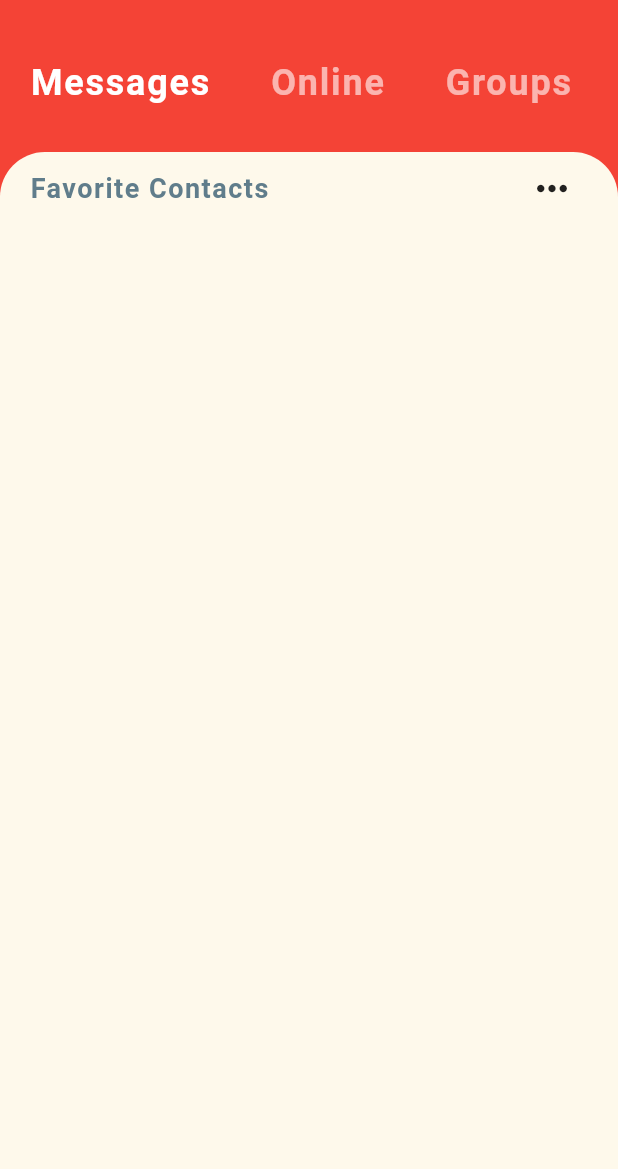
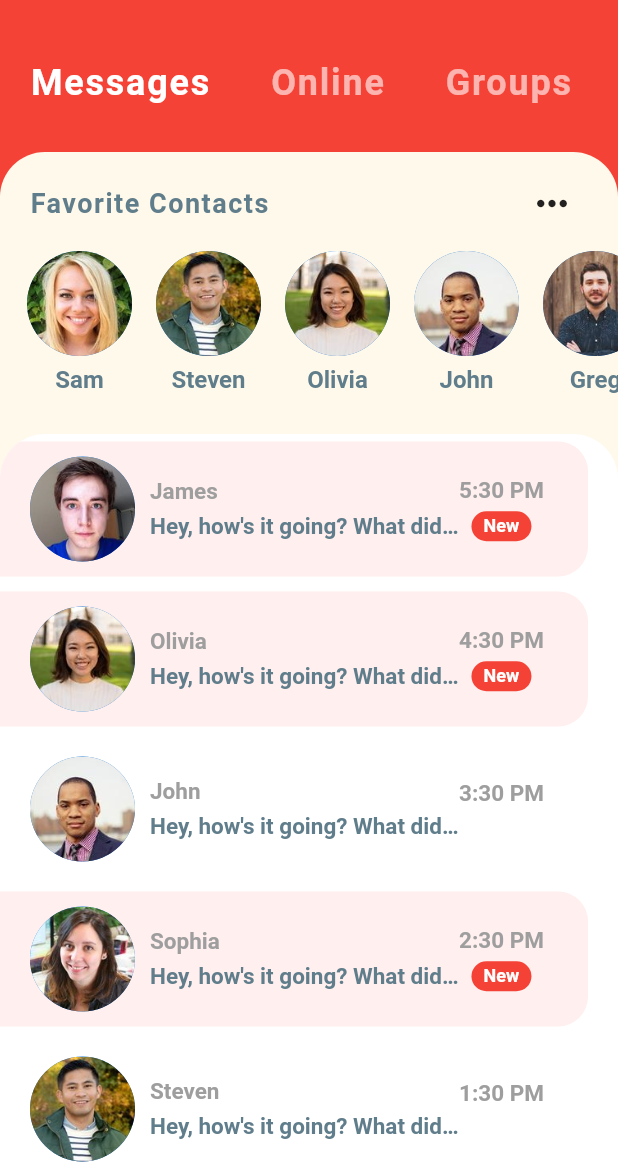
Before and after one commit to hanifsgy/chat-sample, a Flutter app: the screen it shows after launch, on a phone screen of 412 x 824 dp, the part 67-1236 px from its top. Run offline on Flutter 3.47's test engine with Material 2 defaults, Android fonts, the phone set to English and light mode, and no system bars.

Commit message:
add chat screens.

```diff
--- /dev/null
+++ b/lib/models/message_model.dart
@@ -0,0 +1,163 @@
+import 'package:chatapp/models/user_model.dart';
+
+class Message {
+  final User sender;
+  final String time; // Would usually be type DateTime or Firebase Timestamp in production apps
+  final String text;
+  final bool isLiked;
+  final bool unread;
+
+  Message({
+    this.sender,
+    this.time,
+    this.text,
+    this.isLiked,
+    this.unread,
+  });
+}
+
+// YOU - current user
+final User currentUser = User(
+  id: 0,
+  name: 'Current User',
+  imageUrl: 'assets/images/greg.jpg',
+);
+
+// USERS
+final User greg = User(
+  id: 1,
+  name: 'Greg',
+  imageUrl: 'assets/images/greg.jpg',
+);
+final User james = User(
+  id: 2,
+  name: 'James',
+  imageUrl: 'assets/images/james.jpg',
+);
+final User john = User(
+  id: 3,
+  name: 'John',
+  imageUrl: 'assets/images/john.jpg',
+);
+final User olivia = User(
+  id: 4,
+  name: 'Olivia',
+  imageUrl: 'assets/images/olivia.jpg',
+);
+final User sam = User(
+  id: 5,
+  name: 'Sam',
+  imageUrl: 'assets/images/sam.jpg',
+);
+final User sophia = User(
+  id: 6,
+  name: 'Sophia',
+  imageUrl: 'assets/images/sophia.jpg',
+);
+final User steven = User(
+  id: 7,
+  name: 'Steven',
+  imageUrl: 'assets/images/steven.jpg',
+);
+
+// FAVORITE CONTACTS
+List<User> favorites = [sam, steven, olivia, john, greg];
+
+// EXAMPLE CHATS ON HOME SCREEN
+List<Message> chats = [
+  Message(
+    sender: james,
+    time: '5:30 PM',
+    text: 'Hey, how\'s it going? What did you do today?',
+    isLiked: false,
+    unread: true,
+  ),
+  Message(
+    sender: olivia,
+    time: '4:30 PM',
+    text: 'Hey, how\'s it going? What did you do today?',
+    isLiked: false,
+    unread: true,
+  ),
+  Message(
+    sender: john,
+    time: '3:30 PM',
+    text: 'Hey, how\'s it going? What did you do today?',
+    isLiked: false,
+    unread: false,
+  ),
+  Message(
+    sender: sophia,
+    time: '2:30 PM',
+    text: 'Hey, how\'s it going? What did you do today?',
+    isLiked: false,
+    unread: true,
+  ),
+  Message(
+    sender: steven,
+    time: '1:30 PM',
+    text: 'Hey, how\'s it going? What did you do today?',
+    isLiked: false,
+    unread: false,
+  ),
+  Message(
+    sender: sam,
+    time: '12:30 PM',
+    text: 'Hey, how\'s it going? What did you do today?',
+    isLiked: false,
+    unread: false,
+  ),
+  Message(
+    sender: greg,
+    time: '11:30 AM',
+    text: 'Hey, how\'s it going? What did you do today?',
+    isLiked: false,
+    unread: false,
+  ),
+];
+
+// EXAMPLE MESSAGES IN CHAT SCREEN
+List<Message> messages = [
+  Message(
+    sender: james,
+    time: '5:30 PM',
+    text: 'Hey, how\'s it going? What did you do today?',
+    isLiked: true,
+    unread: true,
+  ),
+  Message(
+    sender: currentUser,
+    time: '4:30 PM',
+    text: 'Just walked my doge. She was super duper cute. The best pupper!!',
+    isLiked: false,
+    unread: true,
+  ),
+  Message(
+    sender: james,
+    time: '3:45 PM',
+    text: 'How\'s the doggo?',
+    isLiked: false,
+    unread: true,
+  ),
+  Message(
+    sender: james,
+    time: '3:15 PM',
+    text: 'All the food',
+    isLiked: true,
+    unread: true,
+  ),
+  Message(
+    sender: currentUser,
+    time: '2:30 PM',
+    text: 'Nice! What kind of food did you eat?',
+    isLiked: false,
+    unread: true,
+  ),
+  Message(
+    sender: james,
+    time: '2:00 PM',
+    text: 'I ate so much food today.',
+    isLiked: false,
+    unread: true,
+  ),
+];
--- /dev/null
+++ b/lib/models/user_model.dart
@@ -0,0 +1,11 @@
+class User {
+  final int id;
+  final String name;
+  final String imageUrl;
+
+  User({
+    this.id,
+    this.name,
+    this.imageUrl,
+  });
+}
--- a/lib/screens/home_screen.dart
+++ b/lib/screens/home_screen.dart
@@ -1,5 +1,6 @@
 import 'package:chatapp/widgets/category_selector.dart';
 import 'package:chatapp/widgets/favorite_contacts.dart';
+import 'package:chatapp/widgets/recent_chats.dart';
 import 'package:flutter/material.dart';
 
 class HomeScreen extends StatefulWidget {
@@ -27,12 +28,7 @@ class _HomeScreenState extends State<HomeScreen> {
           ),
         ),
         elevation: 0.0,
-            actions: <Widget>[
-              IconButton(icon: Icon(Icons.search),
-                  iconSize: 30.0,
-                  color: Colors.white,
-                  onPressed: () {})
-            ],
+        actions: <Widget>[IconButton(icon: Icon(Icons.search), iconSize: 30.0, color: Colors.white, onPressed: () {})],
       ),
       body: Column(
         children: <Widget>[
@@ -41,18 +37,12 @@ class _HomeScreenState extends State<HomeScreen> {
               child: Container(
             decoration: BoxDecoration(
                 color: Theme.of(context).accentColor,
-                      borderRadius: BorderRadius.only(
-                          topLeft: Radius.circular(30.0),
-                          topRight: Radius.circular(30.0)
-                      )
+                borderRadius: BorderRadius.only(topLeft: Radius.circular(30.0), topRight: Radius.circular(30.0))),
+            child: Column(
+              children: <Widget>[FavoriteContacts(), RecentChats()],
             ),
-                      child: Column(
-                          children: <Widget>[
-                            FavoriteContacts(),
+          ))
         ],
-                      ),
-                  )
-                )],
       ),
     );
   }
--- a/lib/widgets/favorite_contacts.dart
+++ b/lib/widgets/favorite_contacts.dart
@@ -1,13 +1,16 @@
+import 'package:chatapp/models/message_model.dart';
 import 'package:flutter/material.dart';
 
 class FavoriteContacts extends StatelessWidget {
   @override
   Widget build(BuildContext context) {
     return Padding(
-        padding: EdgeInsets.symmetric(
-            horizontal: 20.0
-        ),
-        child:Row(
+      padding: const EdgeInsets.symmetric(vertical: 10.0),
+      child: Column(
+        children: <Widget>[
+          Padding(
+            padding: EdgeInsets.symmetric(horizontal: 20.0),
+            child: Row(
               mainAxisAlignment: MainAxisAlignment.spaceBetween,
               children: <Widget>[
                 Text(
@@ -19,10 +22,34 @@ class FavoriteContacts extends StatelessWidget {
                     letterSpacing: 1.0,
                   ),
                 ),
-          IconButton(
-              icon: Icon(Icons.more_horiz),
-              iconSize: 30.0,
-              onPressed: () {})
+                IconButton(icon: Icon(Icons.more_horiz), iconSize: 30.0, onPressed: () {})
+              ],
+            ),
+          ),
+          Container(
+              height: 120.0,
+              child: ListView.builder(
+                  padding: EdgeInsets.only(left: 10.0),
+                  scrollDirection: Axis.horizontal,
+                  itemCount: favorites.length,
+                  itemBuilder: (BuildContext context, int index) {
+                    return Padding(
+                      padding: const EdgeInsets.all(8.0),
+                      child: Column(
+                        children: <Widget>[
+                          CircleAvatar(
+                            radius: 35.0,
+                            backgroundImage: AssetImage(favorites[index].imageUrl),
+                          ),
+                          SizedBox(height: 6.0),
+                          Text(
+                            favorites[index].name,
+                            style: TextStyle(color: Colors.blueGrey, fontSize: 16.0, fontWeight: FontWeight.w600),
+                          ),
+                        ],
+                      ),
+                    );
+                  })),
         ],
       ),
     );
--- /dev/null
+++ b/lib/widgets/recent_chats.dart
@@ -0,0 +1,104 @@
+import 'package:chatapp/models/message_model.dart';
+import 'package:chatapp/screens/chat_screen.dart';
+import 'package:flutter/material.dart';
+
+class RecentChats extends StatelessWidget {
+  @override
+  Widget build(BuildContext context) {
+    return Expanded(
+        child: Container(
+      height: 300.0,
+      decoration: BoxDecoration(
+        color: Colors.white,
+        borderRadius: BorderRadius.only(topLeft: Radius.circular(30.0), topRight: Radius.circular(30.0)),
+      ),
+      child: ClipRRect(
+        borderRadius: BorderRadius.only(topLeft: Radius.circular(30.0), topRight: Radius.circular(30.0)),
+        child: ListView.builder(
+          itemCount: chats.length,
+          itemBuilder: (BuildContext context, int index) {
+            final Message chat = chats[index];
+            return GestureDetector(
+              onTap: () => Navigator.push(context, MaterialPageRoute(builder: (_) => ChatScreen(user: chat.sender))),
+              child: Container(
+                  margin: EdgeInsets.only(top: 5.0, bottom: 5.0, right: 20.0),
+                  padding: EdgeInsets.symmetric(horizontal: 20.0, vertical: 10.0),
+                  decoration: BoxDecoration(
+                      color: chat.unread ? Color(0xFFFFFEFEE) : Colors.white,
+                      borderRadius:
+                          BorderRadius.only(topRight: Radius.circular(20.0), bottomRight: Radius.circular(20.0))),
+                  child: Row(
+                    mainAxisAlignment: MainAxisAlignment.spaceBetween,
+                    children: <Widget>[
+                      Row(
+                        children: <Widget>[
+                          CircleAvatar(
+                            radius: 35.0,
+                            backgroundImage: AssetImage(chat.sender.imageUrl),
+                          ),
+                          SizedBox(width: 10.0),
+                          Column(
+                            crossAxisAlignment: CrossAxisAlignment.start,
+                            children: <Widget>[
+                              Text(
+                                chats[index].sender.name,
+                                style: TextStyle(
+                                  color: Colors.grey,
+                                  fontSize: 15.0,
+                                  fontWeight: FontWeight.bold,
+                                ),
+                              ),
+                              SizedBox(height: 5.0),
+                              Container(
+                                width: MediaQuery.of(context).size.width * 0.50,
+                                child: Text(
+                                  chat.text,
+                                  style: TextStyle(
+                                    color: Colors.blueGrey,
+                                    fontSize: 15.0,
+                                    fontWeight: FontWeight.w600,
+                                  ),
+                                  overflow: TextOverflow.ellipsis,
+                                ),
+                              )
+                            ],
+                          ),
+                          Column(
+                            children: [
+                              Text(
+                                chat.time,
+                                style: TextStyle(
+                                  color: Colors.grey,
+                                  fontSize: 15.0,
+                                  fontWeight: FontWeight.bold,
+                                ),
+                              ),
+                              SizedBox(height: 5.0),
+                              chat.unread
+                                  ? Container(
+                                      width: 40.0,
+                                      height: 20.0,
+                                      decoration: BoxDecoration(
+                                          color: Theme.of(context).primaryColor,
+                                          borderRadius: BorderRadius.circular(30.0)),
+                                      alignment: Alignment.center,
+                                      child: Text(
+                                        'New',
+                                        style:
+                                            TextStyle(color: Colors.white, fontSize: 12.0, fontWeight: FontWeight.bold),
+                                      ),
+                                    )
+                                  : Text('')
+                            ],
+                          )
+                        ],
+                      ),
+                    ],
+                  )),
+            );
+          },
+        ),
+      ),
+    ));
+  }
+}
--- a/pubspec.yaml
+++ b/pubspec.yaml
@@ -48,7 +48,8 @@ flutter:
   # assets:
   #   - images/a_dot_burr.jpeg
   #   - images/a_dot_ham.jpeg
-
+  assets:
+    - assets/images/
   # An image asset can refer to one or more resolution-specific "variants", see
   # https://flutter.dev/assets-and-images/#resolution-aware.
 
```
Also changed, not shown: lib/screens/chat_screen.dart (added, +127 -0 lines), assets/images/greg.jpg (added), assets/images/james.jpg (added), assets/images/john.jpg (added), assets/images/olivia.jpg (added), assets/images/sam.jpg (added), assets/images/sophia.jpg (added), assets/images/steven.jpg (added). Lines whose indentation alone changed are shown as unchanged.
